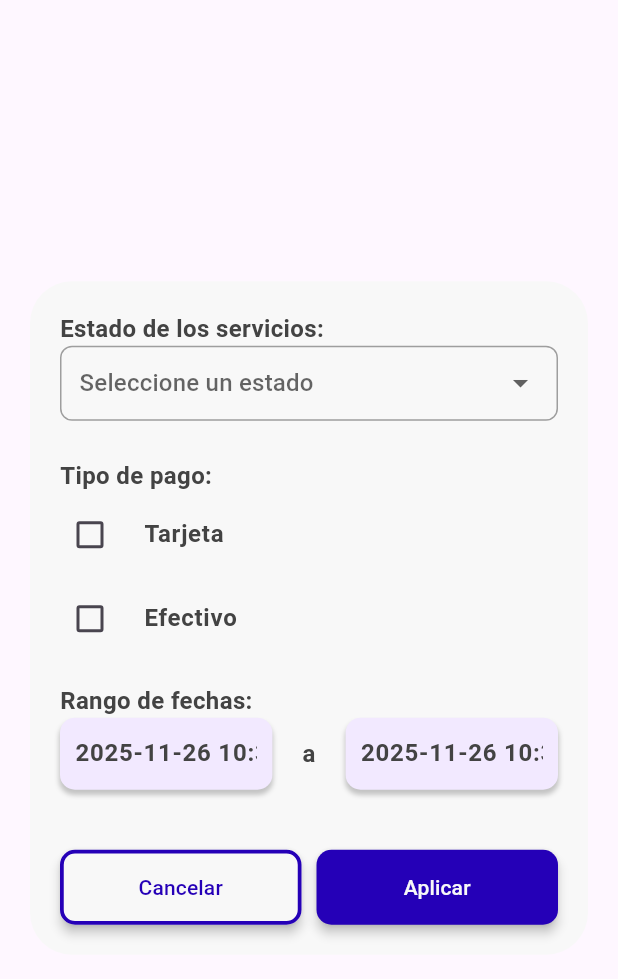
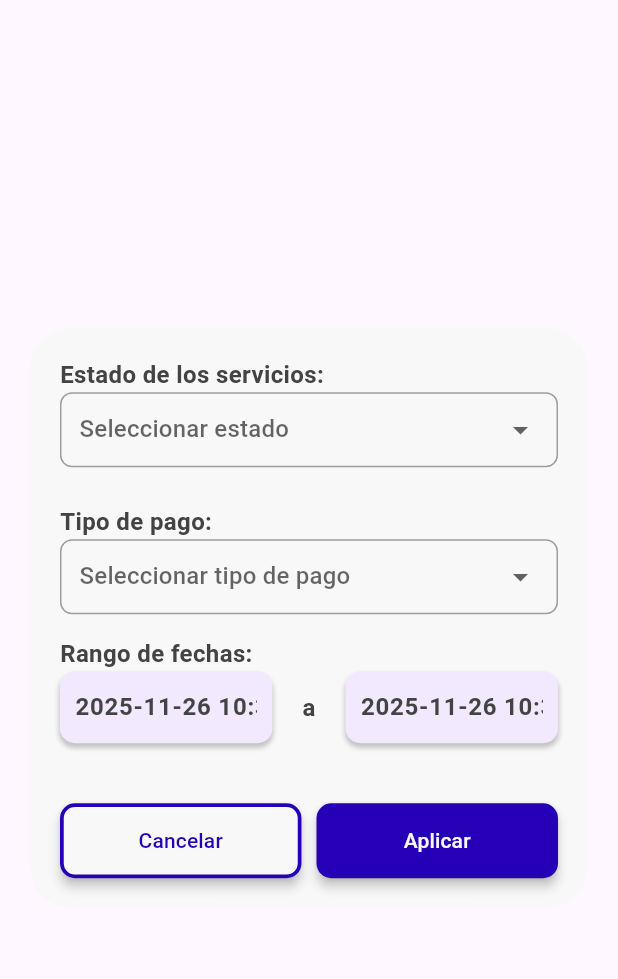
Before and after one commit to GaelGC04/ninerapp, a Flutter app: the FilterWindowRequests widget shown alone on an empty page, opened directly with empty values, on a phone screen of 412 x 824 dp. Shown: the top 979 px of the screen. Run offline on Flutter 3.47's test engine with Material 3 defaults, Android fonts, the light colour scheme and no system bars; our stand-ins replace dio, file_picker, flutter_dotenv, font_awesome_flutter, get_it, google_maps_flutter and 3 more; missing offline and left inert: flutter_stripe; accounts and stored records are empty.

Commit message:
Añadiendo cambios de diseño para filtro de pago con tarjeta

```diff
--- a/lib/data/repositories/service_repository.dart
+++ b/lib/data/repositories/service_repository.dart
@@ -202,7 +202,7 @@ class ServiceRepository implements IServiceRepository {
   }
 
   @override
-  Future<List<Service>> getServicesByBabysitterId(int id, bool isFinished, bool paymentMethodIsCard, bool paymentMethodIsCash, DateTime? initialDate, DateTime? finalDate, String? statusService) async {
+  Future<List<Service>> getServicesByBabysitterId(int id, bool isFinished, String? paymentMethod, DateTime? initialDate, DateTime? finalDate, String? statusService) async {
     try {
       final response = await _supabase
         .from('service')
@@ -241,7 +241,7 @@ class ServiceRepository implements IServiceRepository {
   }
 
   @override
-  Future<List<Service>> getServicesByParentId(int id, bool isFinished, bool paymentMethodIsCard, bool paymentMethodIsCash, DateTime? initialDate, DateTime? finalDate, String? statusService) async {
+  Future<List<Service>> getServicesByParentId(int id, bool isFinished, String? paymentMethod, DateTime? initialDate, DateTime? finalDate, String? statusService) async {
     try {
       final response = await _supabase
         .from('service')
--- a/lib/domain/repositories/iservice_repository.dart
+++ b/lib/domain/repositories/iservice_repository.dart
@@ -4,8 +4,8 @@ import 'package:ninerapp/domain/entities/service.dart';
 
 abstract class IServiceRepository {
   Future<Service> getServiceById(int id);
-  Future<List<Service>> getServicesByBabysitterId(int id, bool isFinished, bool paymentMethodIsCard, bool paymentMethodIsCash, DateTime? initialDate, DateTime? finalDate, String? statusService);
-  Future<List<Service>> getServicesByParentId(int id, bool isFinished, bool paymentMethodIsCard, bool paymentMethodIsCash, DateTime? initialDate, DateTime? finalDate, String? statusService);
+  Future<List<Service>> getServicesByBabysitterId(int id, bool isFinished, String? paymentMethod, DateTime? initialDate, DateTime? finalDate, String? statusService);
+  Future<List<Service>> getServicesByParentId(int id, bool isFinished, String? paymentMethod, DateTime? initialDate, DateTime? finalDate, String? statusService);
   Future<void> addService(Service service);
   Future<void> updateServiceStatus(int id, String status);
   Future<void> deleteService(int id, Person person);
--- a/lib/presentation/widgets/filter_modal_requests.dart
+++ b/lib/presentation/widgets/filter_modal_requests.dart
@@ -9,8 +9,7 @@ import 'package:ninerapp/presentation/widgets/app_text_field.dart';
 
 class FilterWindowRequests extends StatefulWidget {
   final String? statusService;
-  final bool? paymentMethodIsCard;
-  final bool? paymentMethodIsCash;
+  final String? paymentMethod;
   final DateTime? initialDate;
   final DateTime? finalDate;
   final bool statusToFilterAreFinished;
@@ -18,8 +17,7 @@ class FilterWindowRequests extends StatefulWidget {
   const FilterWindowRequests({
     super.key,
     required this.statusService,
-    required this.paymentMethodIsCard,
-    required this.paymentMethodIsCash,
+    required this.paymentMethod,
     required this.initialDate,
     required this.finalDate,
     required this.statusToFilterAreFinished,
@@ -32,8 +30,7 @@ class FilterWindowRequests extends StatefulWidget {
 class FilterWindowRequestsState extends State<FilterWindowRequests> {
   late TextEditingController _initialDateController;
   late TextEditingController _finalDateController;
-  late bool _paymentMethodIsCard;
-  late bool _paymentMethodIsCash;
+  late String _paymentMethod;
   late String _statusService;
   String? initialDateText;
   String? finalDateText;
@@ -47,8 +44,7 @@ class FilterWindowRequestsState extends State<FilterWindowRequests> {
     super.initState();
     _initialDateController = TextEditingController(text: widget.initialDate == null ? 'dd/mm/aaaa' :widget.initialDate.toString());
     _finalDateController = TextEditingController(text: widget.finalDate == null ? 'dd/mm/aaaa' :widget.finalDate.toString());
-    _paymentMethodIsCard = widget.paymentMethodIsCard ?? false;
-    _paymentMethodIsCash = widget.paymentMethodIsCash ?? false;
+    _paymentMethod = widget.paymentMethod ?? 'Todos los tipos de pago';
 
     _statusService = widget.statusService ?? 'Todos';
 
@@ -84,8 +80,7 @@ class FilterWindowRequestsState extends State<FilterWindowRequests> {
     Navigator.of(context).pop({
       'initialDate': initialDateText == null ? null : _dateFormat.parse(_initialDateController.text),
       'finalDate': finalDateText == null ? null : _dateFormat.parse(_finalDateController.text),
-      'paymentMethodIsCard': _paymentMethodIsCard,
-      'paymentMethodIsCash': _paymentMethodIsCash,
+      'paymentMethod': _paymentMethod == 'Todos los tipos de pago' ? null : _paymentMethod,
       'statusService': (_statusService == 'Todos los estados finalizados' || _statusService == 'Todos los estados en proceso') ? null : _statusService,
     });
   }
@@ -123,7 +118,7 @@ class FilterWindowRequestsState extends State<FilterWindowRequests> {
                       child: DropdownButton<String>(
                         isExpanded: true,
                         value: statusOptions.contains(_statusService) ? _statusService : null,
-                        hint: const Text("Seleccione un estado"),
+                        hint: const Text("Seleccionar estado"),
                         items: statusOptions.map((String status) {
                           return DropdownMenuItem<String>(
                             value: status,
@@ -147,12 +142,37 @@ class FilterWindowRequestsState extends State<FilterWindowRequests> {
                   const SizedBox(height: 25),
 
                   const Text("Tipo de pago:", style: AppTextstyles.bodyText),
-                  loadCheckbox("Tarjeta", _paymentMethodIsCard, (newValue) {
-                    setState(() => _paymentMethodIsCard = newValue!);
-                  }),
-                  loadCheckbox("Efectivo", _paymentMethodIsCash, (newValue) {
-                    setState(() => _paymentMethodIsCash = newValue!);
-                  }),
+                  Container(
+                    padding: const EdgeInsets.symmetric(horizontal: 12),
+                    decoration: BoxDecoration(
+                      border: Border.all(color: Colors.grey),
+                      borderRadius: BorderRadius.circular(8),
+                    ),
+                    child: DropdownButtonHideUnderline(
+                      child: DropdownButton<String>(
+                        isExpanded: true,
+                        value: statusOptions.contains(_statusService) ? _statusService : null,
+                        hint: const Text("Seleccionar tipo de pago"),
+                        items: statusOptions.map((String status) {
+                          return DropdownMenuItem<String>(
+                            value: status,
+                            child: Text(
+                              status,
+                              style: AppTextstyles.bodyText,
+                            ),
+                          );
+                        }).toList(),
+
+                        onChanged: (String? newValue) {
+                          setState(() {
+                            if (newValue != null) {
+                              _statusService = newValue;
+                            }
+                          });
+                        },
+                      ),
+                    ),
+                  ),
                   const SizedBox(height: 15),
 
                   const Text("Rango de fechas:", style: AppTextstyles.bodyText),
@@ -272,15 +292,4 @@ class FilterWindowRequestsState extends State<FilterWindowRequests> {
       });
     }
   }
-
-  Widget loadCheckbox(String title, bool value, ValueChanged<bool?> onChanged) {
-    return CheckboxListTile(
-      title: Text(title, style: AppTextstyles.bodyText.copyWith(color: AppColors.fontColor)),
-      value: value,
-      onChanged: onChanged,
-      controlAffinity: ListTileControlAffinity.leading,
-      activeColor: AppColors.green,
-      contentPadding: EdgeInsets.zero,
-    );
-  }
 }
```
Also changed, not shown: lib/presentation/screens/requests_section.dart (+5 -10 lines).
